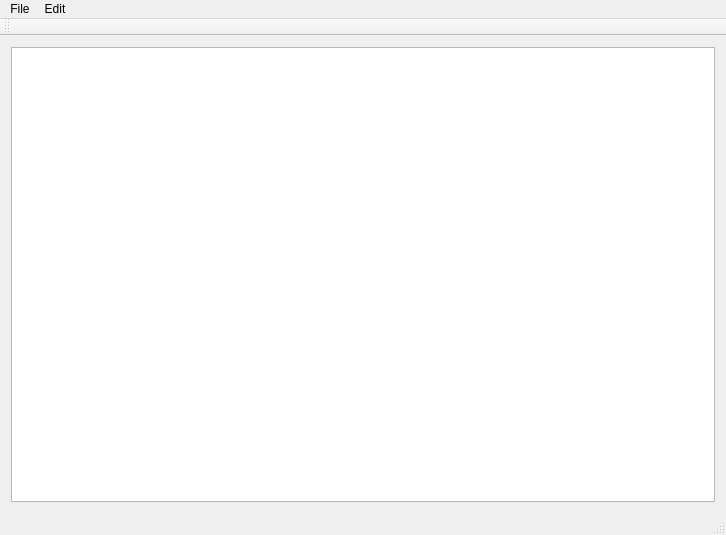
Old version of the form Personal_Notepad/mainwindow.ui in the repository NiwanthaR/Personal-NotePad.
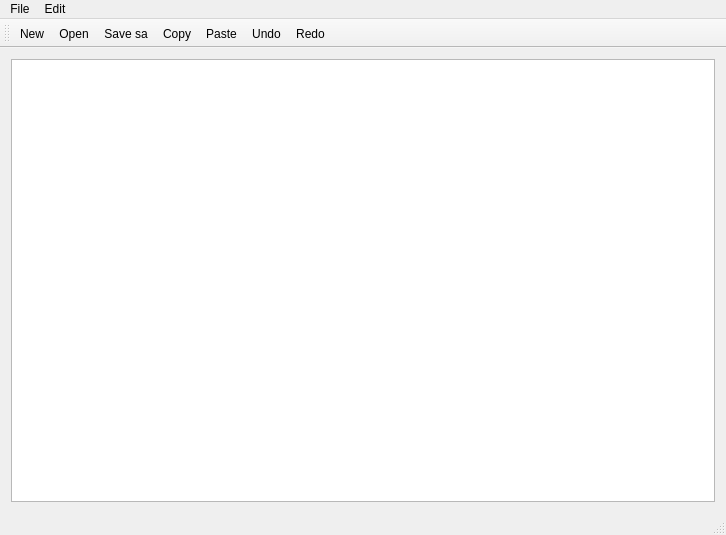
New version of the form. Icons and pictures are not drawn.

```diff
--- a/Personal_Notepad/mainwindow.ui
+++ b/Personal_Notepad/mainwindow.ui
@@ -58,6 +58,13 @@
    <attribute name="toolBarBreak">
     <bool>false</bool>
    </attribute>
+   <addaction name="actionNew"/>
+   <addaction name="actionSave_As"/>
+   <addaction name="actionSave_sa"/>
+   <addaction name="actionCopy"/>
+   <addaction name="actionPaste"/>
+   <addaction name="actionUndo"/>
+   <addaction name="actionRedo"/>
   </widget>
   <widget class="QStatusBar" name="statusBar"/>
   <action name="actionNew">
```
Left out of the diff: 40 changed lines with no effect on the pictures.
